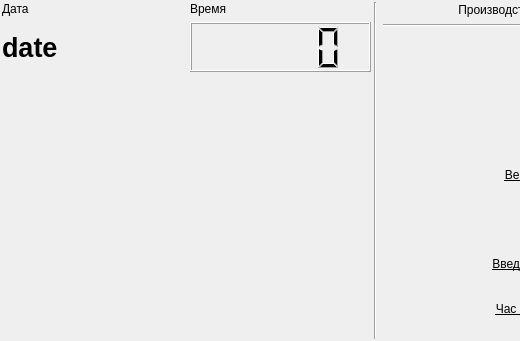
First picture: the form in ClimateControlSystem/Frames/CarInformationFrame.ui, repository Aleksey710/climatecontrolsystem, before the edit; both pictures show x 0 to 520 and y 0 to 341 of the 745 by 341 pixel window.
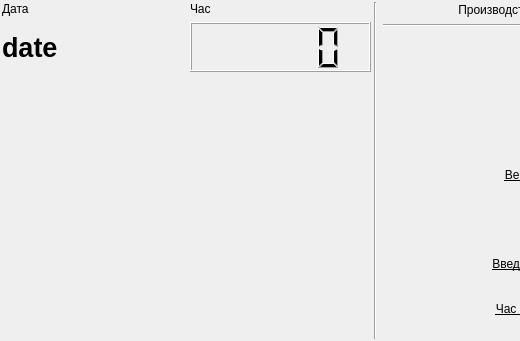
Second picture: the form after the edit.

```diff
--- a/ClimateControlSystem/Frames/CarInformationFrame.ui
+++ b/ClimateControlSystem/Frames/CarInformationFrame.ui
@@ -68,7 +68,7 @@
           <item row="0" column="1">
            <widget class="QLabel" name="label_2">
             <property name="text">
-             <string>Время</string>
+             <string>Час</string>
             </property>
            </widget>
           </item>
```
